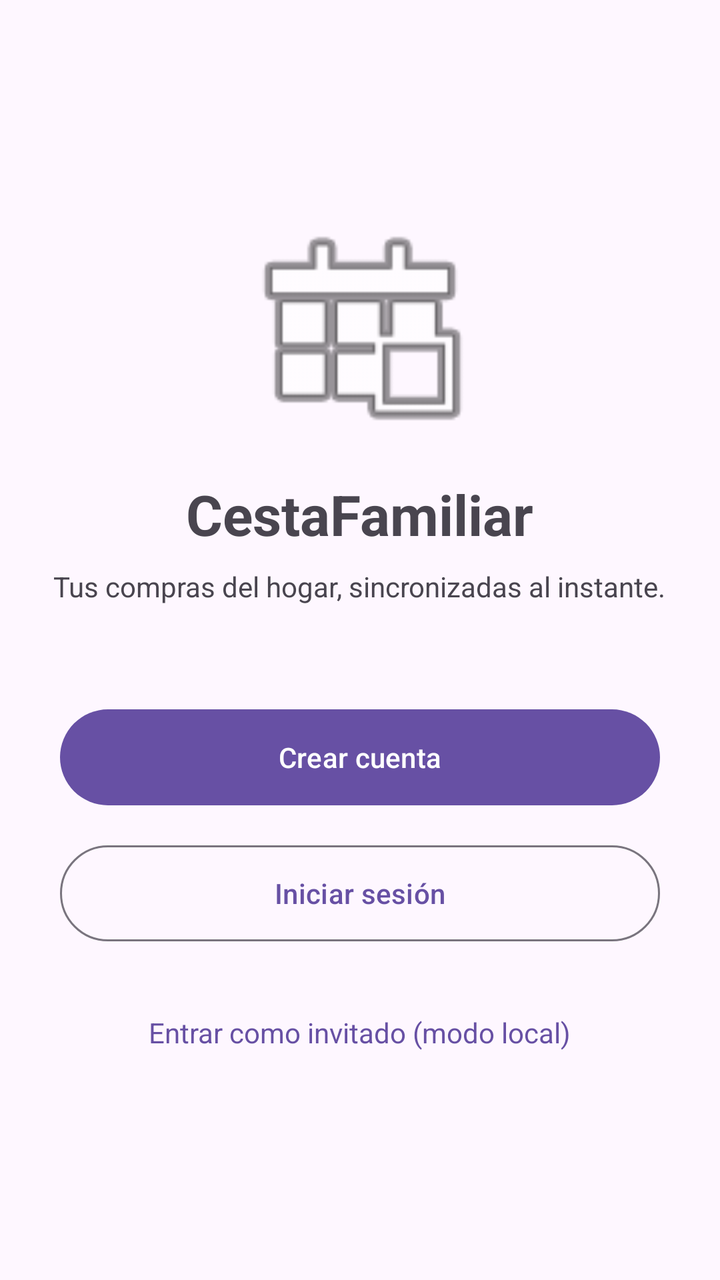
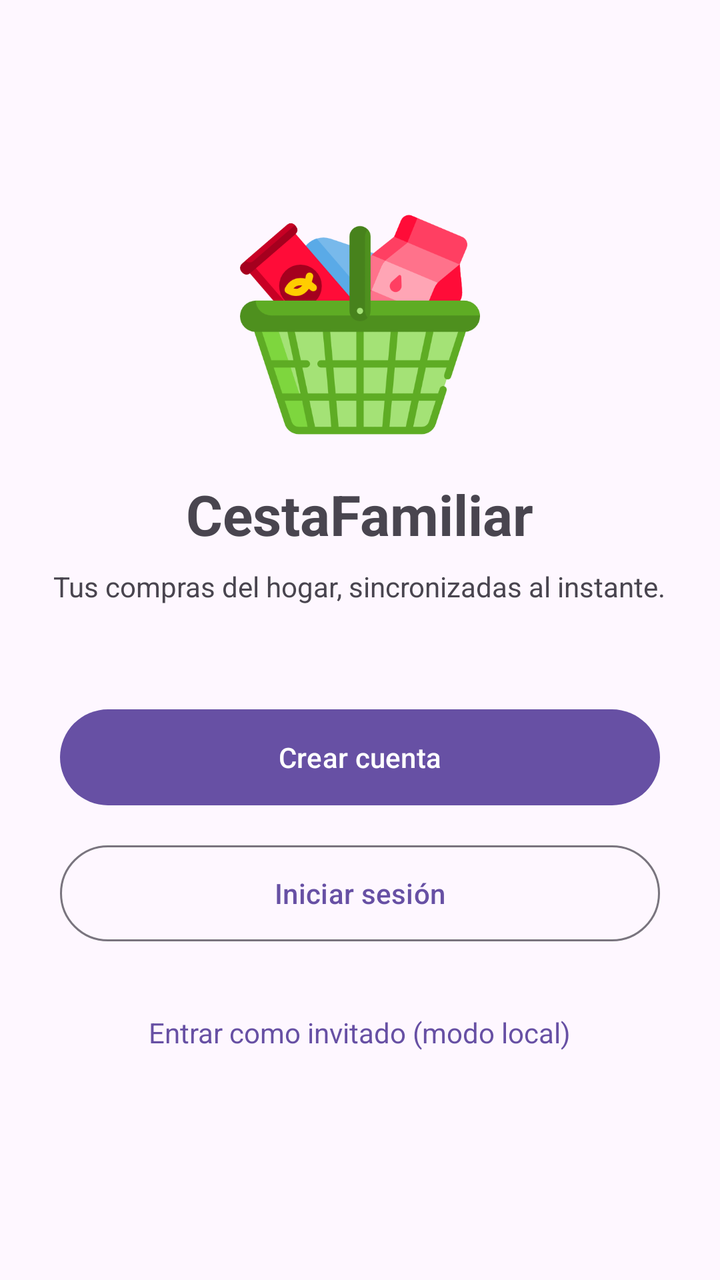

Two renders of the same Android screen: before a commit and after it. Below are the layout's source before the change and the commit's diff.
<!-- AndroidManifest.xml: application theme Theme.CestaFamiliar -->
<!-- res/layout/activity_splash.xml -->
<?xml version="1.0" encoding="utf-8"?>
<LinearLayout xmlns:android="http://schemas.android.com/apk/res/android"
    xmlns:app="http://schemas.android.com/apk/res-auto"
    xmlns:tools="http://schemas.android.com/tools"
    android:id="@+id/layout_splash"
    android:layout_width="match_parent"
    android:layout_height="match_parent"
    android:background="?android:attr/colorBackground"
    android:gravity="center"
    android:orientation="vertical"
    android:padding="24dp">

    <ImageView
        android:id="@+id/iv_logo"
        android:layout_width="120dp"
        android:layout_height="120dp"
        android:contentDescription="Logo CestaFamiliar"
        android:src="@android:drawable/ic_menu_today"
        tools:ignore="ImageContrastCheck" />

    <TextView
        android:id="@+id/tv_titulo_app"
        android:layout_width="wrap_content"
        android:layout_height="wrap_content"
        android:layout_marginTop="16dp"
        android:text="CestaFamiliar"
        android:textSize="28sp"
        android:textStyle="bold" />

    <TextView
        android:id="@+id/tv_subtitulo_app"
        android:layout_width="wrap_content"
        android:layout_height="wrap_content"
        android:layout_marginTop="8dp"
        android:layout_marginBottom="48dp"
        android:gravity="center"
        android:text="@string/subtitle_splash"
        android:textColor="?android:attr/textColorSecondary"
        android:textSize="14sp" />

    <Button
        android:id="@+id/btn_crear_cuenta"
        android:layout_width="300dp"
        android:layout_height="56dp"
        android:shadowColor="#009688"
        android:text="@string/title_crear_cuenta"
        android:textColor="#FFFFFF"
        android:textColorHighlight="#009688"
        android:textColorHint="#009688"
        android:textColorLink="#009688"
        app:rippleColor="#009688"
        app:strokeColor="#009688" />

    <com.google.android.material.button.MaterialButton
        android:id="@+id/btn_iniciar_sesion"
        style="@style/Widget.Material3.Button.OutlinedButton"
        android:layout_width="300dp"
        android:layout_height="56dp"
        android:layout_marginTop="12dp"
        android:text="@string/title_iniciar_sesion" />

    <TextView
        android:id="@+id/tv_modo_invitado"
        android:layout_width="wrap_content"
        android:layout_height="wrap_content"
        android:layout_marginTop="20dp"
        android:padding="12dp"
        android:text="@string/btn_invitado"
        android:textColor="?attr/colorPrimary"
        android:textSize="14sp" />
</LinearLayout>
<!-- resources referenced by this layout -->
<resources>
  <string name="btn_invitado">Entrar como invitado (modo local)</string>
  <string name="subtitle_splash">Tus compras del hogar, sincronizadas al instante.</string>
  <string name="title_crear_cuenta">Crear cuenta</string>
  <string name="title_iniciar_sesion">Iniciar sesión</string>
  <style name="Theme.CestaFamiliar" parent="Base.Theme.CestaFamiliar" />
  <style name="Base.Theme.CestaFamiliar" parent="Theme.Material3.DayNight.NoActionBar">
          
          
      </style>
</resources>

<!-- the commit's change to res/layout/activity_splash.xml (unified diff, before → after) -->
@@ -14,8 +14,8 @@
         android:id="@+id/iv_logo"
         android:layout_width="120dp"
         android:layout_height="120dp"
-        android:contentDescription="Logo CestaFamiliar"
-        android:src="@android:drawable/ic_menu_today"
+        android:contentDescription="@string/app_name"
+        android:src="@drawable/cesta_de_la_compra"
         tools:ignore="ImageContrastCheck" />
 
     <TextView
@@ -23,7 +23,7 @@
         android:layout_width="wrap_content"
         android:layout_height="wrap_content"
         android:layout_marginTop="16dp"
-        android:text="CestaFamiliar"
+        android:text="@string/app_name"
         android:textSize="28sp"
         android:textStyle="bold" />
 
<!-- resource entries referenced after the edit -->
@@ -1,5 +1,7 @@
 <!-- resources referenced by this layout -->
 <resources>
+  <!-- drawable cesta_de_la_compra: png bitmap (drawable, 33916 bytes) -->
+  <string name="app_name">CestaFamiliar</string>
   <string name="btn_invitado">Entrar como invitado (modo local)</string>
   <string name="subtitle_splash">Tus compras del hogar, sincronizadas al instante.</string>
   <string name="title_crear_cuenta">Crear cuenta</string>
